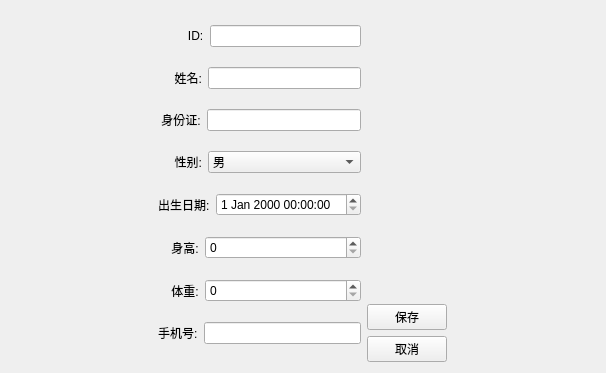
This is Lab_4/patienteditview.ui in tzw-111/QtCourse as Qt 5 draws it before an edit. The edited form follows.
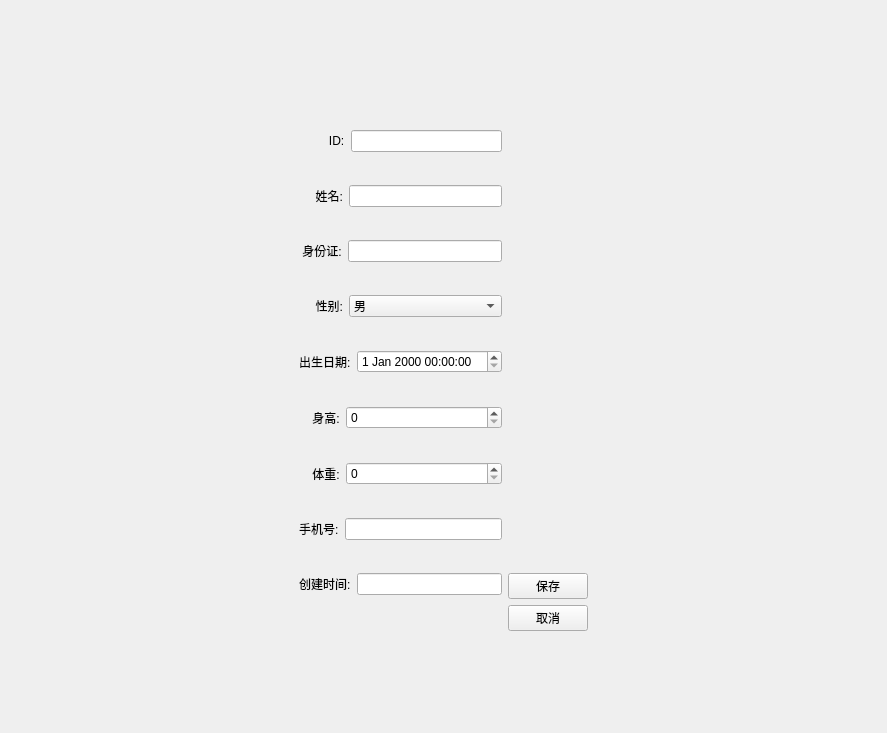
This is the edited form.

```diff
--- a/Lab_4/patienteditview.ui
+++ b/Lab_4/patienteditview.ui
@@ -6,8 +6,8 @@
    <rect>
     <x>0</x>
     <y>0</y>
-    <width>606</width>
-    <height>373</height>
+    <width>887</width>
+    <height>733</height>
    </rect>
   </property>
   <property name="windowTitle">
@@ -220,6 +220,20 @@
            </item>
           </layout>
          </item>
+         <item>
+          <layout class="QHBoxLayout" name="horizontalLayout_11">
+           <item>
+            <widget class="QLabel" name="label_9">
+             <property name="text">
+              <string>创建时间:</string>
+             </property>
+            </widget>
+           </item>
+           <item>
+            <widget class="QLineEdit" name="dbCreateTimeStamp"/>
+           </item>
+          </layout>
+         </item>
         </layout>
        </item>
        <item>
```
Left out of the diff: 16 changed lines with no effect on the pictures.
